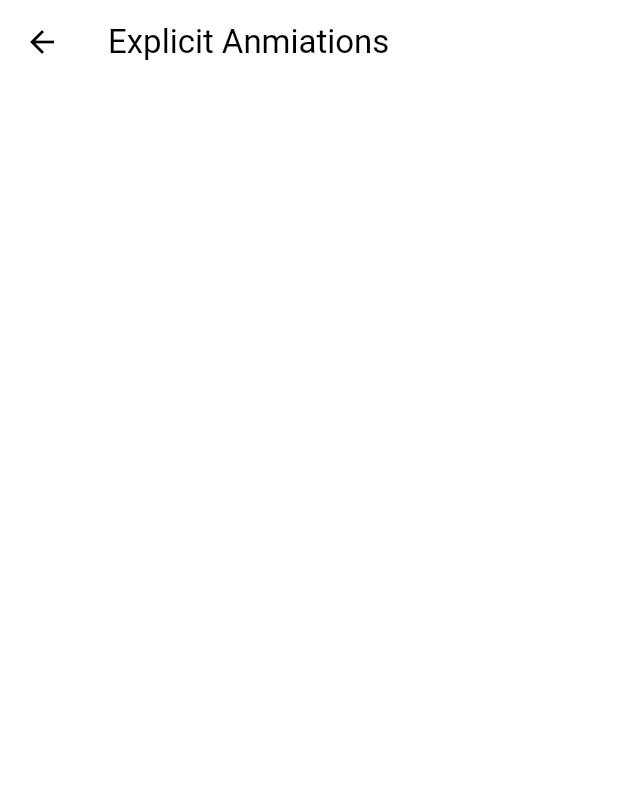
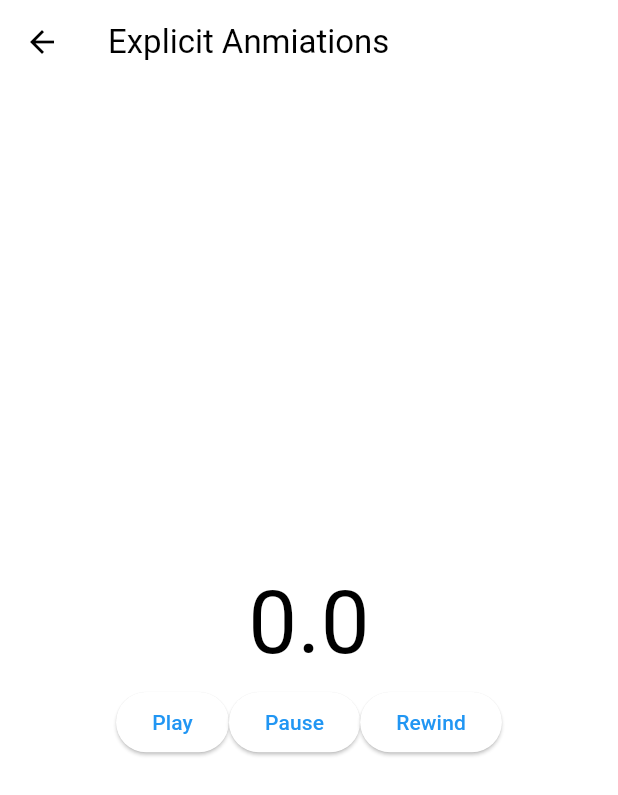
Before and after one commit to jundev5796/flutter-animations, a Flutter app: the ExplicitAnimationsScreen screen opened directly, on a phone screen of 412 x 824 dp. Shown: the top 795 px of the screen. Run offline on Flutter 3.47's test engine with Material 2 defaults, Android fonts, the phone set to English and light mode, and no system bars.

Commit message:
[Explicit Animations] implemented play method

```diff
--- a/lib/screens/explicit_animations_screen.dart
+++ b/lib/screens/explicit_animations_screen.dart
@@ -1,3 +1,5 @@
+import 'dart:async';
+
 import 'package:flutter/material.dart';
 import 'package:flutter/scheduler.dart';
 
@@ -13,14 +15,27 @@ class _ExplicitAnimationsScreenState extends State<ExplicitAnimationsScreen>
     with SingleTickerProviderStateMixin {
   late final AnimationController _animationController = AnimationController(
     vsync: this,
+    duration: const Duration(seconds: 10),
   );
+
+  void _play() {
+    _animationController.forward();
+  }
+
+  void _pause() {
+    _animationController.stop();
+  }
+
+  void _rewind() {
+    _animationController.reverse();
+  }
 
   @override
   void initState() {
     super.initState;
-    Ticker(
-      (elapsed) => print(elapsed),
-    ).start();
+    Timer.periodic(const Duration(milliseconds: 500), (timer) {
+      print(_animationController.value);
+    });
   }
 
   @override
@@ -29,6 +44,34 @@ class _ExplicitAnimationsScreenState extends State<ExplicitAnimationsScreen>
       appBar: AppBar(
         title: const Text("Explicit Anmiations"),
       ),
+      body: Center(
+        child: Column(
+          mainAxisAlignment: MainAxisAlignment.center,
+          children: [
+            Text(
+              "${_animationController.value}",
+              style: const TextStyle(fontSize: 58),
+            ),
+            Row(
+              mainAxisAlignment: MainAxisAlignment.center,
+              children: [
+                ElevatedButton(
+                  onPressed: _play,
+                  child: const Text("Play"),
+                ),
+                ElevatedButton(
+                  onPressed: _pause,
+                  child: const Text("Pause"),
+                ),
+                ElevatedButton(
+                  onPressed: _rewind,
+                  child: const Text("Rewind"),
+                )
+              ],
+            )
+          ],
+        ),
+      ),
     );
   }
 }
```
